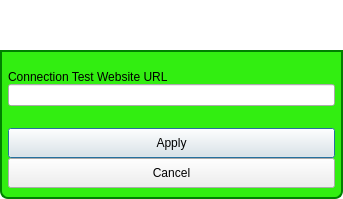
Before: the Qt Designer form GoTvApps/GoTvCommon/Forms/ActivityChooseTestWebsiteUrl.ui in brettrjones/gotvptop, drawn with Qt 5.
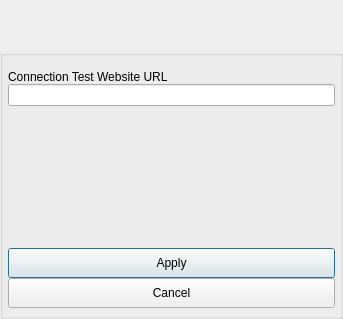
After: the same form once the commit is applied. Custom widgets are drawn as their Qt base class.

Diff of the .ui file:
```diff
--- a/GoTvApps/GoTvCommon/Forms/ActivityChooseTestWebsiteUrl.ui
+++ b/GoTvApps/GoTvCommon/Forms/ActivityChooseTestWebsiteUrl.ui
@@ -10,7 +10,7 @@
     <x>0</x>
     <y>0</y>
     <width>343</width>
-    <height>199</height>
+    <height>319</height>
    </rect>
   </property>
   <property name="windowTitle">
@@ -22,37 +22,6 @@
   <property name="toolTip">
    <string/>
   </property>
-  <property name="styleSheet">
-   <string notr="true">QDialog#ChooseTestWebsiteUrlDlg
-{   
-color: transparent;
-background-color: transparent;
-border: 1px solid transparent;
-border-radius: 8px; 
-}
-
-#DialogTitleBox
-{   
-color: black;
-background-color: rgb(50,238,17);
-border: 2px solid green;
-border-top-left-radius: 8px; 
-border-top-right-radius: 8px;
-}
-#DialogTitleLabel
-{   
-color: black;
-}
-#DialogItemsGroupBox
-{   
-background-color: rgb(50,238,17);
-border: 2px solid green;
-border-top-color: green; 
-border-bottom-left-radius: 8px; 
-border-bottom-right-radius: 8px;
-}
-</string>
-  </property>
   <layout class="QVBoxLayout" name="verticalLayout">
    <property name="spacing">
     <number>0</number>
@@ -189,6 +158,12 @@
    <header>TitleBarWidget.h</header>
    <container>1</container>
   </customwidget>
+  <customwidget>
+   <class>BottomBarWidget</class>
+   <extends>QWidget</extends>
+   <header location="global">BottomBarWidget.h</header>
+   <container>1</container>
+  </customwidget>
  </customwidgets>
  <resources/>
  <connections/>
```
Left out of the diff: 30 changed lines with no effect on the pictures.
